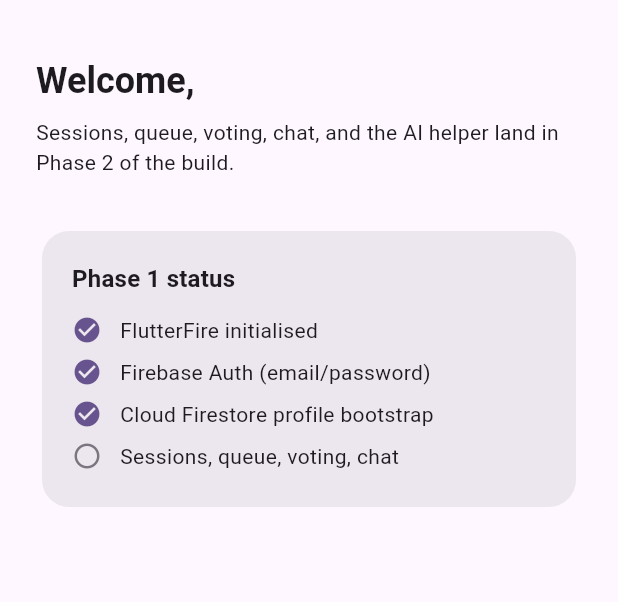
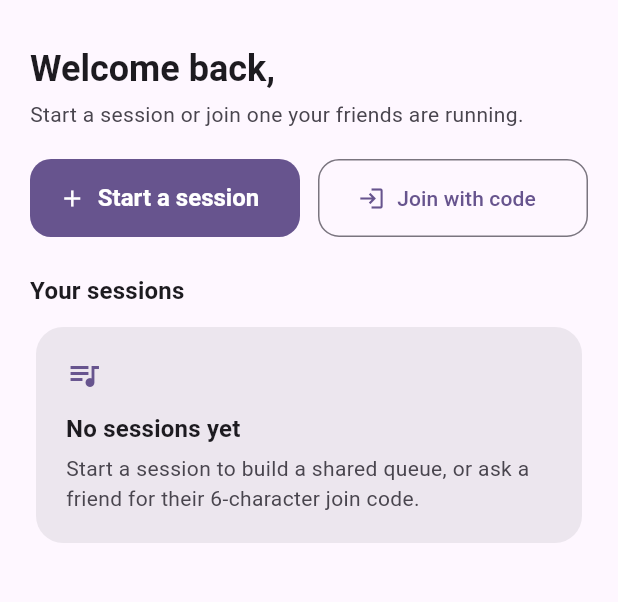
Before and after one commit to Tmaku18/vibzcheck-project2, a Flutter app: the screen it shows once a user with an empty profile is signed in, on a phone screen of 412 x 824 dp, the part 63-665 px from its top. Run offline on Flutter 3.47's test engine with Material 3 defaults, Android fonts, the phone set to English and light mode, and no system bars; our stand-ins replace cloud_firestore, cloud_functions, firebase_auth, firebase_core, firebase_messaging, firebase_storage and 2 more; accounts and stored records are empty.

Commit message:
feat(session): rewrite HomeScreen to list user sessions with Start/Join CTAs and empty state

```diff
--- a/lib/features/session/presentation/home_screen.dart
+++ b/lib/features/session/presentation/home_screen.dart
@@ -1,21 +1,25 @@
 import 'package:flutter/material.dart';
 import 'package:flutter_riverpod/flutter_riverpod.dart';
+import 'package:go_router/go_router.dart';
 
 import '../../../core/firebase/firebase_providers.dart';
+import '../../../core/widgets/error_screen.dart';
 import '../../auth/application/auth_controller.dart';
+import '../application/session_providers.dart';
+import 'widgets/session_card.dart';
 
-/// Placeholder home for Phase 1. Phase 2 will replace the body with the
-/// session list, "Start a session" CTA, and "Join via code" entry point.
 class HomeScreen extends ConsumerWidget {
   const HomeScreen({super.key});
 
   @override
   Widget build(BuildContext context, WidgetRef ref) {
     final theme = Theme.of(context);
-    final user = ref.watch(authStateChangesProvider).value;
-    final displayName = user?.displayName?.trim().isNotEmpty == true
-        ? user!.displayName!.trim()
-        : (user?.email ?? 'there');
+    final currentUser = ref.watch(authStateChangesProvider).value;
+    final sessionsAsync = ref.watch(mySessionsProvider);
+
+    final displayName = currentUser?.displayName?.trim().isNotEmpty == true
+        ? currentUser!.displayName!.trim()
+        : (currentUser?.email?.split('@').first ?? 'there');
 
     return Scaffold(
       appBar: AppBar(
@@ -29,55 +33,80 @@ class HomeScreen extends ConsumerWidget {
         ],
       ),
       body: SafeArea(
-        child: Padding(
-          padding: const EdgeInsets.all(24),
-          child: Column(
-            crossAxisAlignment: CrossAxisAlignment.start,
+        child: RefreshIndicator(
+          onRefresh: () async {
+            ref.invalidate(mySessionsProvider);
+            await Future<void>.delayed(const Duration(milliseconds: 350));
+          },
+          child: ListView(
+            padding: const EdgeInsets.fromLTRB(20, 16, 20, 32),
             children: [
               Text(
-                'Welcome, $displayName',
+                'Welcome back, $displayName',
                 style: theme.textTheme.headlineSmall?.copyWith(
                   fontWeight: FontWeight.w600,
                 ),
               ),
-              const SizedBox(height: 8),
+              const SizedBox(height: 4),
               Text(
-                'Sessions, queue, voting, chat, and the AI helper land in '
-                'Phase 2 of the build.',
-                style: theme.textTheme.bodyMedium,
+                'Start a session or join one your friends are running.',
+                style: theme.textTheme.bodyMedium?.copyWith(
+                  color: theme.colorScheme.onSurfaceVariant,
                 ),
-              const SizedBox(height: 32),
-              Card(
-                child: Padding(
-                  padding: const EdgeInsets.all(20),
-                  child: Column(
-                    crossAxisAlignment: CrossAxisAlignment.start,
+              ),
+              const SizedBox(height: 20),
+              Row(
                 children: [
+                  Expanded(
+                    child: FilledButton.icon(
+                      icon: const Icon(Icons.add),
+                      label: const Text('Start a session'),
+                      onPressed: () => context.push('/create-session'),
+                    ),
+                  ),
+                  const SizedBox(width: 12),
+                  Expanded(
+                    child: OutlinedButton.icon(
+                      icon: const Icon(Icons.login),
+                      label: const Text('Join with code'),
+                      onPressed: () => context.push('/join-session'),
+                    ),
+                  ),
+                ],
+              ),
+              const SizedBox(height: 24),
               Text(
-                        'Phase 1 status',
+                'Your sessions',
                 style: theme.textTheme.titleMedium?.copyWith(
                   fontWeight: FontWeight.w600,
                 ),
               ),
               const SizedBox(height: 8),
-                      const _StatusRow(
-                        label: 'FlutterFire initialised',
-                        done: true,
+              sessionsAsync.when(
+                data: (sessions) {
+                  if (sessions.isEmpty) return const _EmptyState();
+                  return Column(
+                    children: [
+                      for (final session in sessions)
+                        Padding(
+                          padding: const EdgeInsets.only(bottom: 12),
+                          child: SessionCard(
+                            session: session,
+                            isOwner: session.ownerId == currentUser?.uid,
+                            onTap: () =>
+                                context.push('/session/${session.id}'),
                           ),
-                      const _StatusRow(
-                        label: 'Firebase Auth (email/password)',
-                        done: true,
-                      ),
-                      const _StatusRow(
-                        label: 'Cloud Firestore profile bootstrap',
-                        done: true,
-                      ),
-                      const _StatusRow(
-                        label: 'Sessions, queue, voting, chat',
-                        done: false,
                         ),
                     ],
+                  );
+                },
+                loading: () => const Padding(
+                  padding: EdgeInsets.symmetric(vertical: 40),
+                  child: Center(child: CircularProgressIndicator()),
                 ),
+                error: (error, _) => ErrorScreen(
+                  error: error,
+                  onRetry: () => ref.invalidate(mySessionsProvider),
                 ),
               ),
             ],
@@ -88,29 +117,36 @@ class HomeScreen extends ConsumerWidget {
   }
 }
 
-class _StatusRow extends StatelessWidget {
-  const _StatusRow({required this.label, required this.done});
-
-  final String label;
-  final bool done;
+class _EmptyState extends StatelessWidget {
+  const _EmptyState();
 
   @override
   Widget build(BuildContext context) {
     final theme = Theme.of(context);
-    return Padding(
-      padding: const EdgeInsets.symmetric(vertical: 4),
-      child: Row(
+    return Card(
+      child: Padding(
+        padding: const EdgeInsets.all(20),
+        child: Column(
+          crossAxisAlignment: CrossAxisAlignment.start,
           children: [
-          Icon(
-            done ? Icons.check_circle : Icons.radio_button_unchecked,
-            size: 20,
-            color: done
-                ? theme.colorScheme.primary
-                : theme.colorScheme.outline,
+            Icon(Icons.queue_music, color: theme.colorScheme.primary),
+            const SizedBox(height: 12),
+            Text(
+              'No sessions yet',
+              style: theme.textTheme.titleMedium?.copyWith(
+                fontWeight: FontWeight.w600,
               ),
-          const SizedBox(width: 12),
-          Expanded(child: Text(label, style: theme.textTheme.bodyMedium)),
+            ),
+            const SizedBox(height: 4),
+            Text(
+              'Start a session to build a shared queue, or ask a friend for '
+              'their 6-character join code.',
+              style: theme.textTheme.bodyMedium?.copyWith(
+                color: theme.colorScheme.onSurfaceVariant,
+              ),
+            ),
           ],
+        ),
       ),
     );
   }
```
Lines whose indentation alone changed are shown as unchanged.
